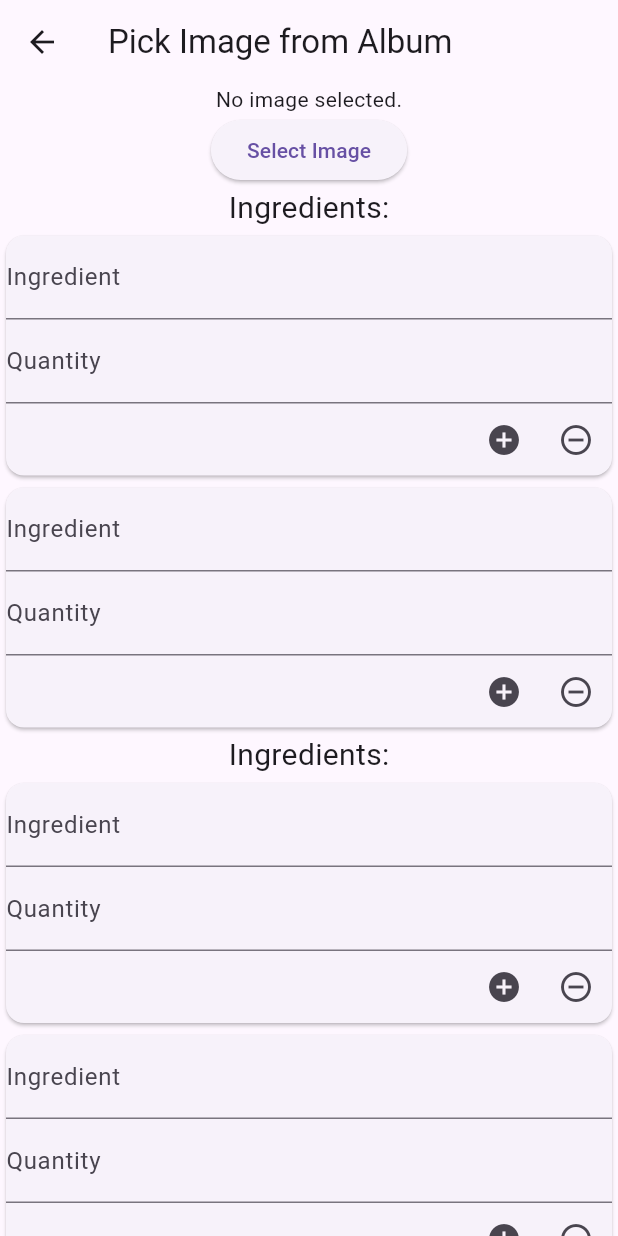
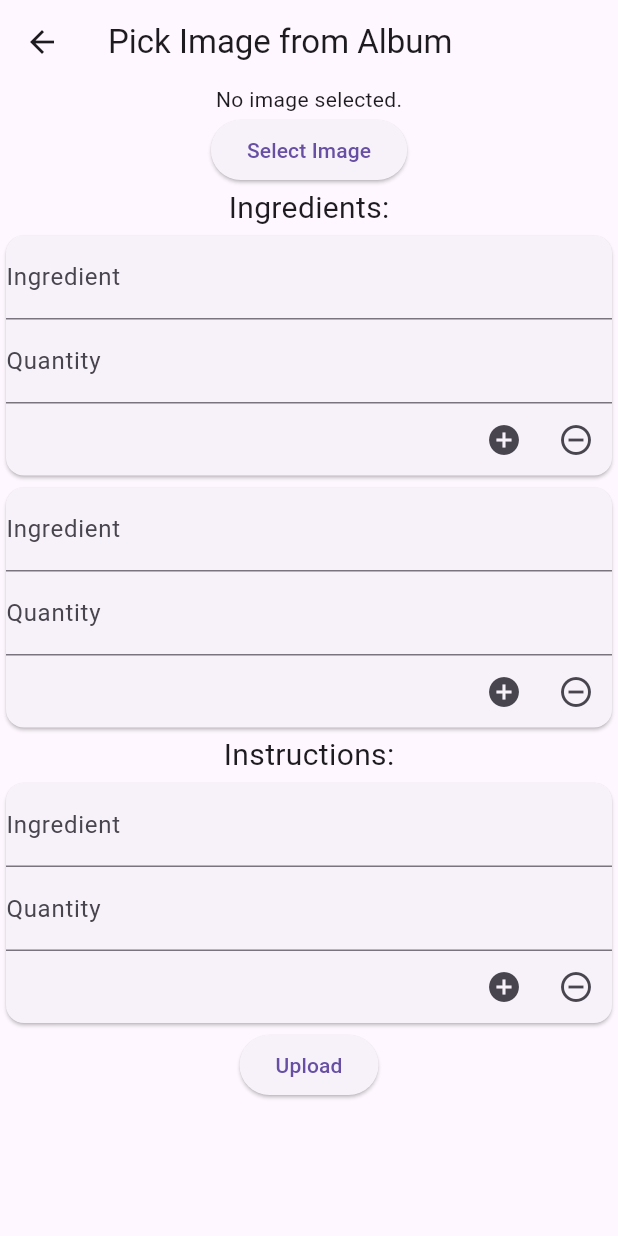
Before and after one commit to YuJieWu5/ten_mins_five_ingredients, a Flutter app: the UploadRecipePage screen opened by its route, after a tap on the "add circle" icon, on a phone screen of 412 x 824 dp. Run offline on Flutter 3.47's test engine with Material 3 defaults, Android fonts, the phone set to English and light mode, and no system bars; our stand-ins replace carousel_slider, go_router, image_picker.

Commit message:
Add upload button and dynamic textfield for instructions on upload_recipe_page.dart

```diff
--- a/lib/upload_recipe_page.dart
+++ b/lib/upload_recipe_page.dart
@@ -16,6 +16,7 @@ class _UploadRecipePageState extends State<UploadRecipePage> {
   List<TextEditingController> _ingredientsQuantityController = [];
   int _instructionsCount = 1;
   List<TextEditingController> _instructionsController = [];
+  List<TextEditingController> _instructionsQuantityController = [];
 
   // Method to pick image
   Future<void> _pickImage() async {
@@ -31,11 +32,11 @@ class _UploadRecipePageState extends State<UploadRecipePage> {
   }
 
   List<Widget> buildIngredientsTextField(int count) {
-    List<Widget> IngredientsTextFieldList = [];
+    List<Widget> ingredientTextFieldList = [];
     _ingredientsController = List.generate(count, (index) => TextEditingController());
     _ingredientsQuantityController = List.generate(count, (index) => TextEditingController());
     for (int i = 0; i < count; i++) {
-      IngredientsTextFieldList.add(
+      ingredientTextFieldList.add(
         Card(
           child: Column(
             children: [
@@ -77,7 +78,57 @@ class _UploadRecipePageState extends State<UploadRecipePage> {
         )
       );
     }
-    return IngredientsTextFieldList;
+    return ingredientTextFieldList;
+  }
+
+  List<Widget> buildInstructionsTextField(int count) {
+    List<Widget> instructionTextFieldList = [];
+    _instructionsController = List.generate(count, (index) => TextEditingController());
+    _instructionsQuantityController = List.generate(count, (index) => TextEditingController());
+    for (int i = 0; i < count; i++) {
+      instructionTextFieldList.add(
+          Card(
+            child: Column(
+              children: [
+                TextField(
+                  decoration: const InputDecoration(
+                      labelText: 'Ingredient'
+                  ),
+                  controller: _instructionsController[i],
+                ),
+                TextField(
+                  decoration: const InputDecoration(
+                      labelText: 'Quantity'
+                  ),
+                  controller: _instructionsQuantityController[i],
+                ),
+                Row(
+                  mainAxisAlignment: MainAxisAlignment.end,
+                  children: <Widget>[
+                    IconButton(onPressed: (){
+                      setState(() {
+                        _instructionsCount = _instructionsCount+1;
+                      });
+                    },
+                        icon: const Icon(Icons.add_circle_outlined)
+                    ),
+                    IconButton(onPressed: (){
+                      if(_instructionsCount>1){
+                        setState(() {
+                          _instructionsCount = _instructionsCount-1;
+                        });
+                      }
+                    },
+                        icon: const Icon(Icons.remove_circle_outline)
+                    )
+                  ],
+                )
+              ],
+            ),
+          )
+      );
+    }
+    return instructionTextFieldList;
   }
 
 
@@ -106,15 +157,19 @@ class _UploadRecipePageState extends State<UploadRecipePage> {
                   ],
                 )
               ),
-              const Text('Ingredients:', style: TextStyle(fontSize: 20),),
+              const Text('Instructions:', style: TextStyle(fontSize: 20)),
               Container(
                   width: 500,
                   child: Column(
                     children: [
-                      ...buildIngredientsTextField(_ingredientsCount)
+                      ...buildInstructionsTextField(_instructionsCount)
                     ],
                   )
               ),
+              ElevatedButton(
+                  onPressed: (){},
+                  child: const Text("Upload")
+              )
             ],
           ),
         ),
```
